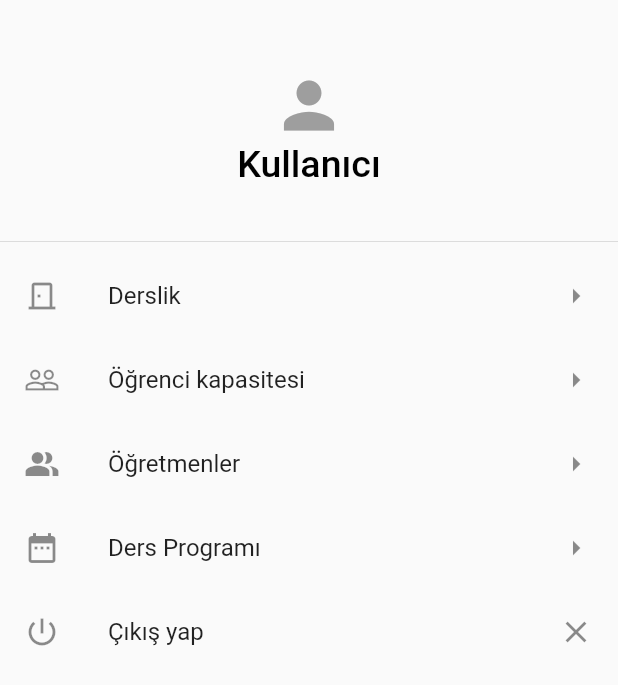
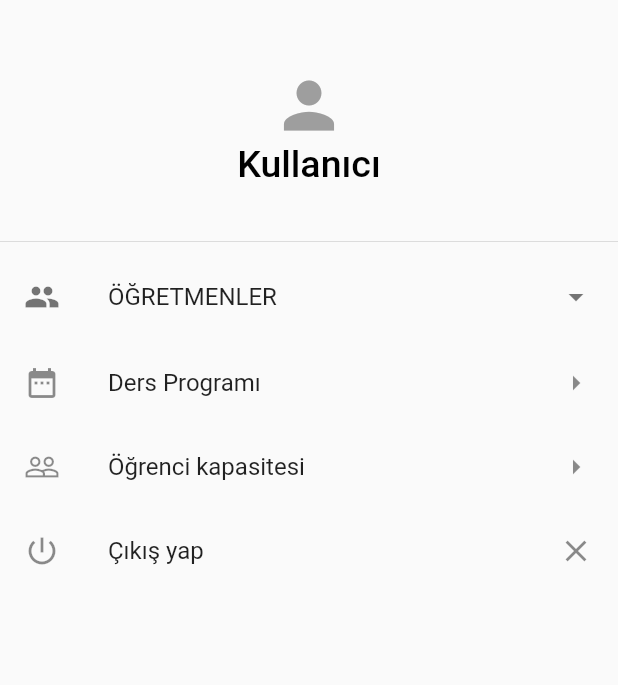
Before and after one commit to merve21c/DersProgrami, a Flutter app: the bolumlerK screen opened directly, in the side drawer, after a tap on "Geri dön", on a phone screen of 412 x 824 dp. Shown: the top 685 px of the screen. Run offline on Flutter 3.47's test engine with Material 2 defaults, Android fonts, the phone set to English and light mode, and no system bars; our stand-ins replace cloud_firestore, firebase_auth, firebase_core, fluttertoast; accounts and stored records are empty; network calls fail.

Commit message:
Update kullanici.dart

```diff
--- a/lib/kullanici.dart
+++ b/lib/kullanici.dart
@@ -1,6 +1,5 @@
 import 'package:dersprogrami/%C3%96kapasite.dart';
 import 'package:dersprogrami/dersP.dart';
-import 'package:dersprogrami/derslerK.dart';
 import 'package:dersprogrami/girisekrani.dart';
 import 'package:dersprogrami/ogretmenlerK.dart';
 import 'package:flutter/material.dart';
@@ -34,37 +33,36 @@ class _kullanici extends State<kullanici> {
               ),
             ),
           ),
+          ExpansionTile(
+            leading: Icon(Icons.people),
+            title: Text('ÖĞRETMENLER'),
+            trailing: Icon(Icons.arrow_drop_down),
+            children: <Widget>[
+              ListTile(
+                title: Text('Öğretmen Bilgileri'),
+                trailing: Icon(Icons.arrow_right),
+                onTap: () {
+                  Navigator.push(context, MaterialPageRoute(builder: (context)=>ogretmenlerK()));
+                },
+              ),
+    ],
+          ),
 
-          ListTile(                                   //listviewlarrımıza detaylı eklemeler(icon vs) yapabilmek için bu widgeti kullanıyoruz
-            leading: Icon(Icons.door_back_door_outlined),
-            title: Text('Derslik'),
+
+           ListTile(
+            leading: Icon(Icons.date_range),
+            title: Text('Ders Programı'),
             trailing: Icon(Icons.arrow_right),
             onTap: () {
-              Navigator.push(context,MaterialPageRoute(builder: (context)=> derslerK()));
+              Navigator.push(context,MaterialPageRoute(builder: (context)=>dersP()));
             },
           ),
-
           ListTile(
             leading: Icon(Icons.people_outline),
             title: Text('Öğrenci kapasitesi'),
             trailing: Icon(Icons.arrow_right),
             onTap: () {
               Navigator.push(context,MaterialPageRoute(builder: (context)=> Okapasite()));
-            },
-          ),
-          ListTile(
-            leading: Icon(Icons.people_alt),
-            title: Text('Öğretmenler'),
-            trailing: Icon(Icons.arrow_right),
-            onTap: () {
-              Navigator.push(context,MaterialPageRoute(builder: (context)=>ogretmenlerK()));
-            },
-          ), ListTile(
-            leading: Icon(Icons.date_range),
-            title: Text('Ders Programı'),
-            trailing: Icon(Icons.arrow_right),
-            onTap: () {
-              Navigator.push(context,MaterialPageRoute(builder: (context)=>dersP()));
             },
           ),
           ListTile(
```
